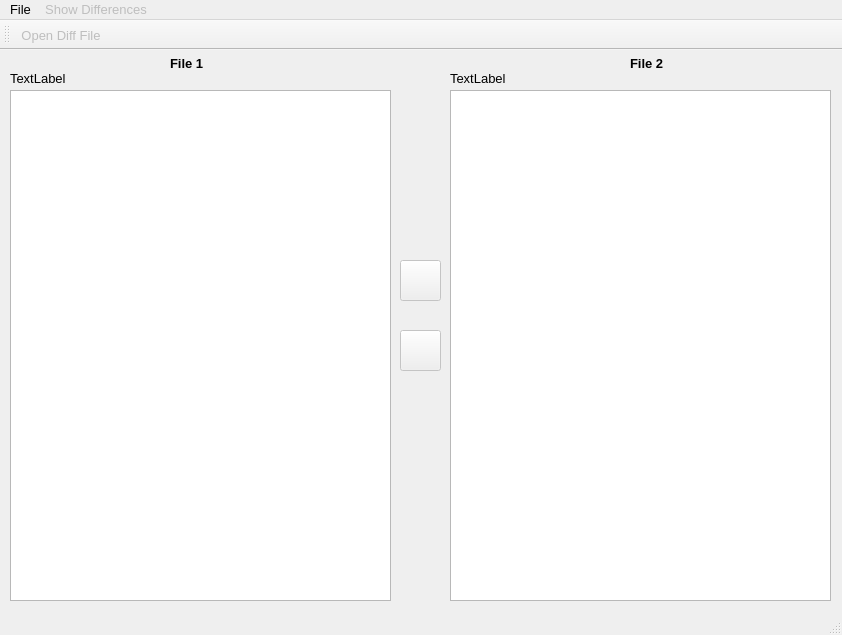
Before: the Qt Designer form patoGUI/difftool.ui in matherthal/pato-scm, drawn with Qt 5.
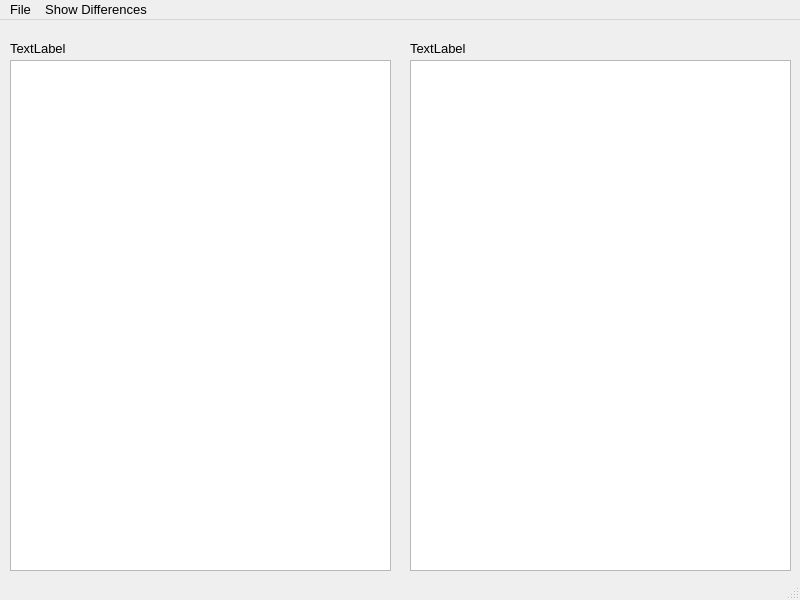
After: the same form once the commit is applied. Icons and pictures are not drawn.

Patch:
```diff
--- a/patoGUI/difftool.ui
+++ b/patoGUI/difftool.ui
@@ -9,8 +9,8 @@
    <rect>
     <x>0</x>
     <y>0</y>
-    <width>842</width>
-    <height>635</height>
+    <width>800</width>
+    <height>600</height>
    </rect>
   </property>
   <property name="font">
@@ -78,7 +78,7 @@
     </property>
     <property name="geometry">
      <rect>
-      <x>450</x>
+      <x>410</x>
       <y>40</y>
       <width>381</width>
       <height>511</height>
@@ -131,7 +131,7 @@
    <widget class="QLabel" name="fileTwoLabel">
     <property name="geometry">
      <rect>
-      <x>450</x>
+      <x>410</x>
       <y>20</y>
       <width>381</width>
       <height>16</height>
@@ -141,108 +141,6 @@
      <string>TextLabel</string>
     </property>
    </widget>
-   <widget class="QLabel" name="label">
-    <property name="geometry">
-     <rect>
-      <x>170</x>
-      <y>5</y>
-      <width>41</width>
-      <height>16</height>
-     </rect>
-    </property>
-    <property name="font">
-     <font>
-      <weight>75</weight>
-      <bold>true</bold>
-     </font>
-    </property>
-    <property name="text">
-     <string>File 1</string>
-    </property>
-   </widget>
-   <widget class="QLabel" name="label_2">
-    <property name="geometry">
-     <rect>
-      <x>630</x>
-      <y>5</y>
-      <width>41</width>
-      <height>16</height>
-     </rect>
-    </property>
-    <property name="font">
-     <font>
-      <weight>75</weight>
-      <bold>true</bold>
-     </font>
-    </property>
-    <property name="text">
-     <string>File 2</string>
-    </property>
-   </widget>
-   <widget class="QPushButton" name="oneTwo">
-    <property name="enabled">
-     <bool>false</bool>
-    </property>
-    <property name="geometry">
-     <rect>
-      <x>400</x>
-      <y>210</y>
-      <width>41</width>
-      <height>41</height>
-     </rect>
-    </property>
-    <property name="toolTip">
-     <string>File 1 Against File 2</string>
-    </property>
-    <property name="statusTip">
-     <string/>
-    </property>
-    <property name="text">
-     <string/>
-    </property>
-    <property name="icon">
-     <iconset resource="mainwindow.qrc">
-      <normaloff>:/new/icons/dir</normaloff>:/new/icons/dir</iconset>
-    </property>
-    <property name="iconSize">
-     <size>
-      <width>30</width>
-      <height>30</height>
-     </size>
-    </property>
-   </widget>
-   <widget class="QPushButton" name="twoOne">
-    <property name="enabled">
-     <bool>false</bool>
-    </property>
-    <property name="geometry">
-     <rect>
-      <x>400</x>
-      <y>280</y>
-      <width>41</width>
-      <height>41</height>
-     </rect>
-    </property>
-    <property name="toolTip">
-     <string>File 1 Against File 2</string>
-    </property>
-    <property name="statusTip">
-     <string/>
-    </property>
-    <property name="text">
-     <string/>
-    </property>
-    <property name="icon">
-     <iconset resource="mainwindow.qrc">
-      <normaloff>:/new/icons/esq</normaloff>:/new/icons/esq</iconset>
-    </property>
-    <property name="iconSize">
-     <size>
-      <width>30</width>
-      <height>30</height>
-     </size>
-    </property>
-   </widget>
   </widget>
   <widget class="QMenuBar" name="menubar">
    <property name="enabled">
@@ -252,7 +150,7 @@
     <rect>
      <x>0</x>
      <y>0</y>
-     <width>842</width>
+     <width>800</width>
      <height>20</height>
     </rect>
    </property>
@@ -272,9 +170,6 @@
     <addaction name="actionLoad_File_2"/>
    </widget>
    <widget class="QMenu" name="menuShow_Differences">
-    <property name="enabled">
-     <bool>false</bool>
-    </property>
     <property name="title">
      <string>Show Differences</string>
     </property>
@@ -287,18 +182,6 @@
    <addaction name="menuShow_Differences"/>
   </widget>
   <widget class="QStatusBar" name="statusbar"/>
-  <widget class="QToolBar" name="toolBar">
-   <property name="windowTitle">
-    <string>toolBar</string>
-   </property>
-   <attribute name="toolBarArea">
-    <enum>TopToolBarArea</enum>
-   </attribute>
-   <attribute name="toolBarBreak">
-    <bool>false</bool>
-   </attribute>
-   <addaction name="actionOpenDiffFile"/>
-  </widget>
   <action name="actionLoad_File_1">
    <property name="text">
     <string>Load File 1</string>
@@ -328,18 +211,6 @@
     <string>File 2 Against File 1</string>
    </property>
   </action>
-  <action name="actionOpenDiffFile">
-   <property name="enabled">
-    <bool>false</bool>
-   </property>
-   <property name="icon">
-    <iconset resource="mainwindow.qrc">
-     <normaloff>:/new/icons/file</normaloff>:/new/icons/file</iconset>
-   </property>
-   <property name="text">
-    <string>Open Diff File</string>
-   </property>
-  </action>
  </widget>
  <resources>
   <include location="mainwindow.qrc"/>
```
Left out of the diff: 11 changed lines with no effect on the pictures.
